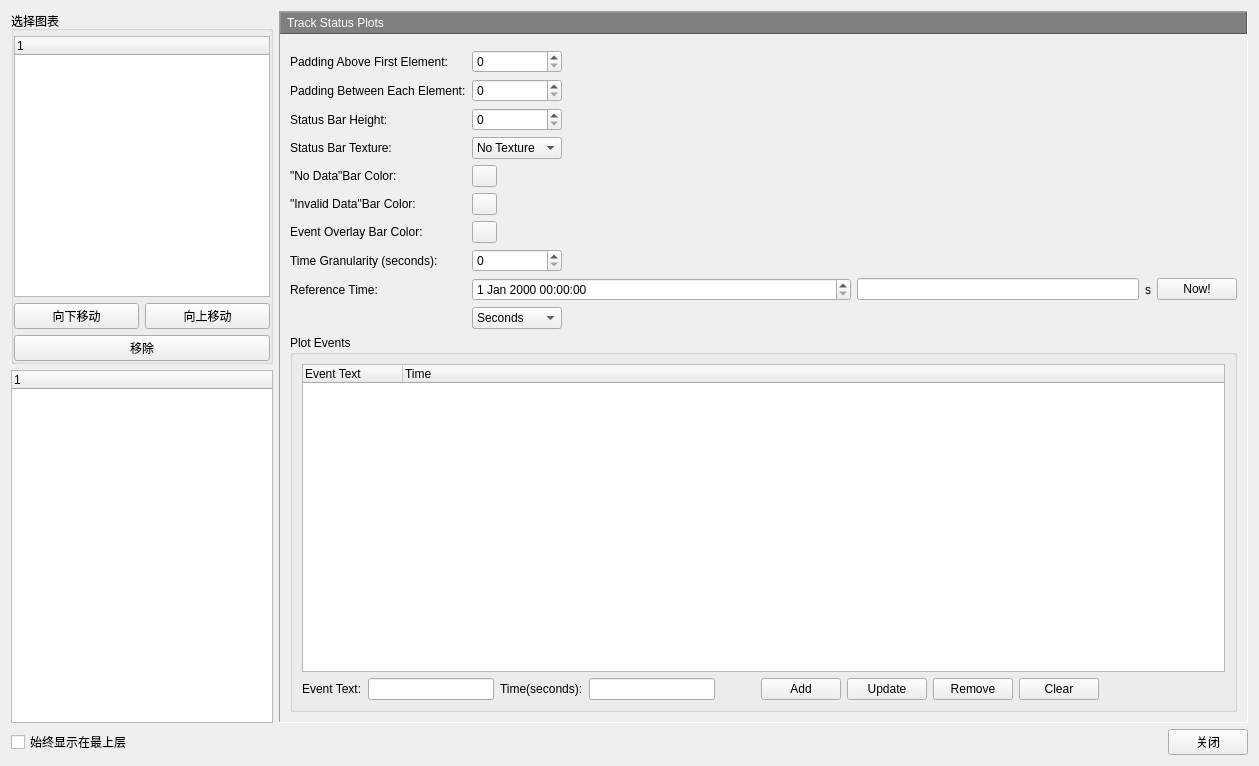
whatudone/plotxy, file PlotManager.ui: the form before one commit.
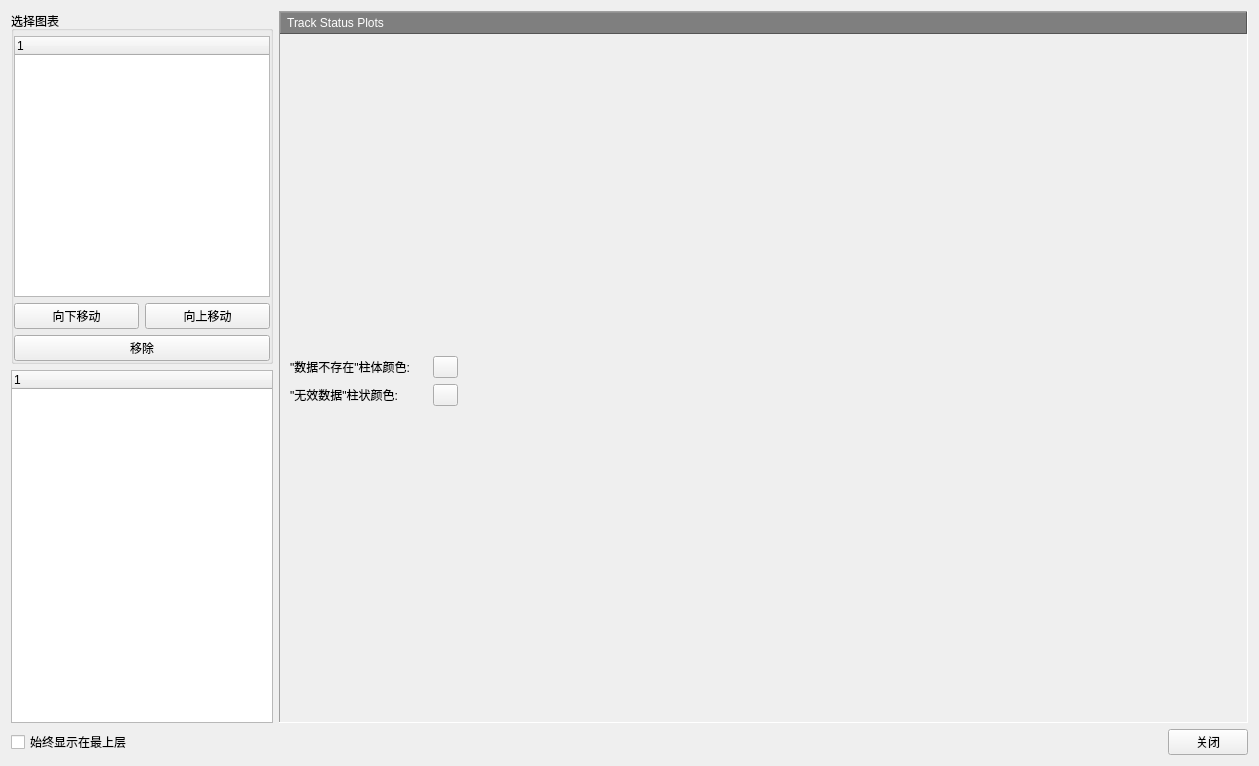
The form after the commit. Custom widgets are drawn as their Qt base class.

Commit message: 删除track图表管理中无用的设置

```diff
--- a/PlotManager.ui
+++ b/PlotManager.ui
@@ -6423,6 +6423,19 @@
            </property>
           </widget>
          </item>
+         <item>
+          <spacer name="verticalSpacer_15">
+           <property name="orientation">
+            <enum>Qt::Vertical</enum>
+           </property>
+           <property name="sizeHint" stdset="0">
+            <size>
+             <width>20</width>
+             <height>40</height>
+            </size>
+           </property>
+          </spacer>
+         </item>
          <item>
           <layout class="QVBoxLayout" name="verticalLayout_11">
            <property name="leftMargin">
@@ -6439,138 +6452,53 @@
            </property>
            <item>
             <layout class="QGridLayout" name="gridLayout_24">
+             <item row="1" column="2">
+              <spacer name="horizontalSpacer_89">
+               <property name="orientation">
+                <enum>Qt::Horizontal</enum>
+               </property>
+               <property name="sizeHint" stdset="0">
+                <size>
+                 <width>40</width>
+                 <height>20</height>
+                </size>
+               </property>
+              </spacer>
+             </item>
              <item row="0" column="1">
-              <widget class="QSpinBox" name="spinBox_32"/>
-             </item>
-             <item row="0" column="2">
-              <spacer name="horizontalSpacer_85">
-               <property name="orientation">
-                <enum>Qt::Horizontal</enum>
-               </property>
-               <property name="sizeHint" stdset="0">
+              <widget class="ColorButton" name="pushButtonUnavaBarColor">
+               <property name="maximumSize">
                 <size>
-                 <width>40</width>
-                 <height>20</height>
+                 <width>25</width>
+                 <height>25</height>
                 </size>
                </property>
-              </spacer>
-             </item>
-             <item row="1" column="0">
-              <widget class="QLabel" name="label_142">
                <property name="text">
-                <string>Padding Between Each Element:</string>
+                <string/>
                </property>
               </widget>
              </item>
              <item row="1" column="1">
-              <widget class="QSpinBox" name="spinBox_33"/>
-             </item>
-             <item row="1" column="2">
-              <spacer name="horizontalSpacer_86">
-               <property name="orientation">
-                <enum>Qt::Horizontal</enum>
-               </property>
-               <property name="sizeHint" stdset="0">
+              <widget class="ColorButton" name="pushButtonInvalidColor">
+               <property name="maximumSize">
                 <size>
-                 <width>40</width>
-                 <height>20</height>
+                 <width>25</width>
+                 <height>25</height>
                 </size>
                </property>
-              </spacer>
-             </item>
-             <item row="2" column="0">
-              <widget class="QLabel" name="label_143">
                <property name="text">
-                <string>Status Bar Height:</string>
+                <string/>
                </property>
               </widget>
              </item>
-             <item row="2" column="1">
-              <widget class="QSpinBox" name="spinBox_34"/>
-             </item>
-             <item row="2" column="2">
-              <spacer name="horizontalSpacer_87">
-               <property name="orientation">
-                <enum>Qt::Horizontal</enum>
-               </property>
-               <property name="sizeHint" stdset="0">
-                <size>
-                 <width>40</width>
-                 <height>20</height>
-                </size>
-               </property>
-              </spacer>
-             </item>
-             <item row="3" column="0">
-              <widget class="QLabel" name="label_144">
-               <property name="text">
-                <string>Status Bar Texture:</string>
-               </property>
-              </widget>
-             </item>
-             <item row="3" column="1">
-              <widget class="QComboBox" name="comboBox_21">
-               <item>
-                <property name="text">
-                 <string>No Texture</string>
-                </property>
-               </item>
-               <item>
-                <property name="text">
-                 <string>Gradient</string>
-                </property>
-               </item>
-               <item>
-                <property name="text">
-                 <string>Fractal</string>
-                </property>
-               </item>
-               <item>
-                <property name="text">
-                 <string>Burst:Dark</string>
-                </property>
-               </item>
-               <item>
-                <property name="text">
-                 <string>Burst:Light</string>
-                </property>
-               </item>
-              </widget>
-             </item>
-             <item row="3" column="2">
-              <spacer name="horizontalSpacer_88">
-               <property name="orientation">
-                <enum>Qt::Horizontal</enum>
-               </property>
-               <property name="sizeHint" stdset="0">
-                <size>
-                 <width>40</width>
-                 <height>20</height>
-                </size>
-               </property>
-              </spacer>
-             </item>
-             <item row="4" column="0">
+             <item row="0" column="0">
               <widget class="QLabel" name="label_145">
                <property name="text">
-                <string>&quot;No Data&quot;Bar Color:     </string>
+                <string>&quot;数据不存在&quot;柱体颜色:     </string>
                </property>
               </widget>
              </item>
-             <item row="4" column="1">
-              <widget class="ColorButton" name="pushButton_82">
-               <property name="maximumSize">
-                <size>
-                 <width>25</width>
-                 <height>25</height>
-                </size>
-               </property>
-               <property name="text">
-                <string/>
-               </property>
-              </widget>
-             </item>
-             <item row="4" column="2">
+             <item row="0" column="2">
               <spacer name="horizontalSpacer_90">
                <property name="orientation">
                 <enum>Qt::Horizontal</enum>
@@ -6583,267 +6511,30 @@
                </property>
               </spacer>
              </item>
-             <item row="5" column="0">
+             <item row="1" column="0">
               <widget class="QLabel" name="label_146">
                <property name="text">
-                <string>&quot;Invalid Data&quot;Bar Color:</string>
-               </property>
-              </widget>
-             </item>
-             <item row="5" column="1">
-              <widget class="ColorButton" name="pushButton_83">
-               <property name="maximumSize">
-                <size>
-                 <width>25</width>
-                 <height>25</height>
-                </size>
-               </property>
-               <property name="text">
-                <string/>
-               </property>
-              </widget>
-             </item>
-             <item row="5" column="2">
-              <spacer name="horizontalSpacer_89">
-               <property name="orientation">
-                <enum>Qt::Horizontal</enum>
-               </property>
-               <property name="sizeHint" stdset="0">
-                <size>
-                 <width>40</width>
-                 <height>20</height>
-                </size>
-               </property>
-              </spacer>
-             </item>
-             <item row="6" column="0">
-              <widget class="QLabel" name="label_147">
-               <property name="text">
-                <string>Event Overlay Bar Color:</string>
-               </property>
-              </widget>
-             </item>
-             <item row="6" column="1">
-              <widget class="ColorButton" name="pushButton_84">
-               <property name="maximumSize">
-                <size>
-                 <width>25</width>
-                 <height>25</height>
-                </size>
-               </property>
-               <property name="text">
-                <string/>
-               </property>
-              </widget>
-             </item>
-             <item row="6" column="2">
-              <spacer name="horizontalSpacer_91">
-               <property name="orientation">
-                <enum>Qt::Horizontal</enum>
-               </property>
-               <property name="sizeHint" stdset="0">
-                <size>
-                 <width>40</width>
-                 <height>20</height>
-                </size>
-               </property>
-              </spacer>
-             </item>
-             <item row="7" column="0">
-              <widget class="QLabel" name="label_148">
-               <property name="text">
-                <string>Time Granularity (seconds):</string>
-               </property>
-              </widget>
-             </item>
-             <item row="7" column="1">
-              <widget class="QSpinBox" name="spinBox_35"/>
-             </item>
-             <item row="7" column="2">
-              <spacer name="horizontalSpacer_92">
-               <property name="orientation">
-                <enum>Qt::Horizontal</enum>
-               </property>
-               <property name="sizeHint" stdset="0">
-                <size>
-                 <width>40</width>
-                 <height>20</height>
-                </size>
-               </property>
-              </spacer>
-             </item>
-             <item row="8" column="0">
-              <widget class="QLabel" name="label_149">
-               <property name="text">
-                <string>Reference Time:</string>
-               </property>
-              </widget>
-             </item>
-             <item row="8" column="1" colspan="2">
-              <widget class="QDateTimeEdit" name="dateTimeEdit_2"/>
-             </item>
-             <item row="8" column="3">
-              <widget class="QLineEdit" name="lineEdit_51"/>
-             </item>
-             <item row="8" column="4">
-              <widget class="QLabel" name="label_150">
-               <property name="text">
-                <string>s</string>
-               </property>
-              </widget>
-             </item>
-             <item row="8" column="5">
-              <widget class="QPushButton" name="pushButton_85">
-               <property name="text">
-                <string>Now!</string>
-               </property>
-              </widget>
-             </item>
-             <item row="9" column="1">
-              <widget class="QComboBox" name="comboBox_22">
-               <item>
-                <property name="text">
-                 <string>Seconds</string>
-                </property>
-               </item>
-               <item>
-                <property name="text">
-                 <string>Minutes</string>
-                </property>
-               </item>
-               <item>
-                <property name="text">
-                 <string>Hours</string>
-                </property>
-               </item>
-               <item>
-                <property name="text">
-                 <string>Julian</string>
-                </property>
-               </item>
-               <item>
-                <property name="text">
-                 <string>Month Day</string>
-                </property>
-               </item>
-              </widget>
-             </item>
-             <item row="0" column="0">
-              <widget class="QLabel" name="label_141">
-               <property name="text">
-                <string>Padding Above First Element:</string>
+                <string>&quot;无效数据&quot;柱状颜色:</string>
                </property>
               </widget>
              </item>
             </layout>
            </item>
-           <item>
-            <widget class="QGroupBox" name="groupBox_38">
-             <property name="title">
-              <string>Plot Events</string>
-             </property>
-             <layout class="QVBoxLayout" name="verticalLayout_57">
-              <item>
-               <widget class="QTreeWidget" name="treeWidget_plotEvents">
-                <column>
-                 <property name="text">
-                  <string>Event Text</string>
-                 </property>
-                </column>
-                <column>
-                 <property name="text">
-                  <string>Time</string>
-                 </property>
-                </column>
-               </widget>
-              </item>
-              <item>
-               <layout class="QHBoxLayout" name="horizontalLayout_124">
-                <item>
-                 <widget class="QLabel" name="label_151">
-                  <property name="text">
-                   <string>Event Text:</string>
-                  </property>
-                 </widget>
-                </item>
-                <item>
-                 <widget class="QLineEdit" name="lineEdit_52"/>
-                </item>
-                <item>
-                 <widget class="QLabel" name="label_152">
-                  <property name="text">
-                   <string>Time(seconds):</string>
-                  </property>
-                 </widget>
-                </item>
-                <item>
-                 <widget class="QLineEdit" name="lineEdit_53"/>
-                </item>
-                <item>
-                 <layout class="QHBoxLayout" name="horizontalLayout_123">
-                  <item>
-                   <spacer name="horizontalSpacer_96">
-                    <property name="orientation">
-                     <enum>Qt::Horizontal</enum>
-                    </property>
-                    <property name="sizeHint" stdset="0">
-                     <size>
-                      <width>40</width>
-                      <height>20</height>
-                     </size>
-                    </property>
-                   </spacer>
-                  </item>
-                  <item>
-                   <widget class="QPushButton" name="pushButton_86">
-                    <property name="text">
-                     <string>Add</string>
-                    </property>
-                   </widget>
-                  </item>
-                  <item>
-                   <widget class="QPushButton" name="pushButton_87">
-                    <property name="text">
-                     <string>Update</string>
-                    </property>
-                   </widget>
-                  </item>
-                  <item>
-                   <widget class="QPushButton" name="pushButton_88">
-                    <property name="text">
-                     <string>Remove</string>
-                    </property>
-                   </widget>
-                  </item>
-                  <item>
-                   <widget class="QPushButton" name="pushButton_89">
-                    <property name="text">
-                     <string>Clear</string>
-                    </property>
-                   </widget>
-                  </item>
-                 </layout>
-                </item>
-                <item>
-                 <spacer name="horizontalSpacer_95">
-                  <property name="orientation">
-                   <enum>Qt::Horizontal</enum>
-                  </property>
-                  <property name="sizeHint" stdset="0">
-                   <size>
-                    <width>40</width>
-                    <height>20</height>
-                   </size>
-                  </property>
-                 </spacer>
-                </item>
-               </layout>
-              </item>
-             </layout>
-            </widget>
-           </item>
           </layout>
          </item>
+         <item>
+          <spacer name="verticalSpacer_32">
+           <property name="orientation">
+            <enum>Qt::Vertical</enum>
+           </property>
+           <property name="sizeHint" stdset="0">
+            <size>
+             <width>20</width>
+             <height>40</height>
+            </size>
+           </property>
+          </spacer>
+         </item>
         </layout>
        </widget>
        <widget class="QWidget" name="page_18">
```
